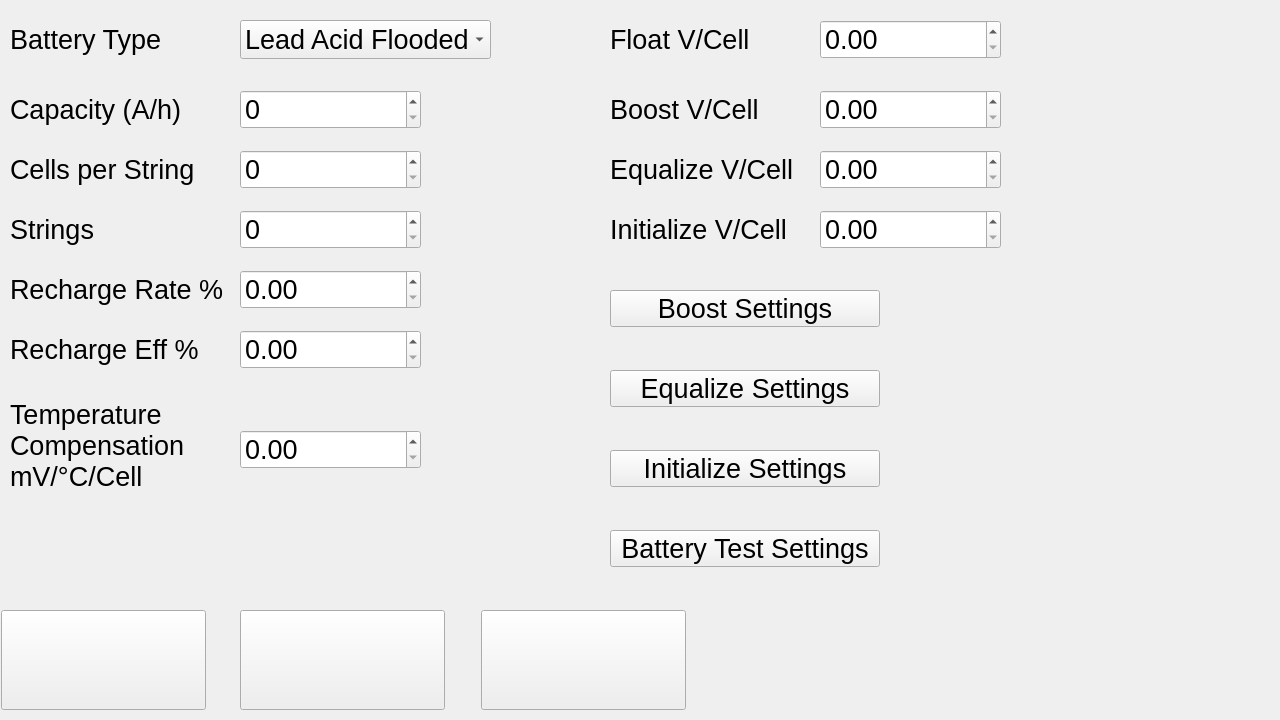
Qt form mainwindow.ui (solarpieter/SP515_Display_2) before a commit.
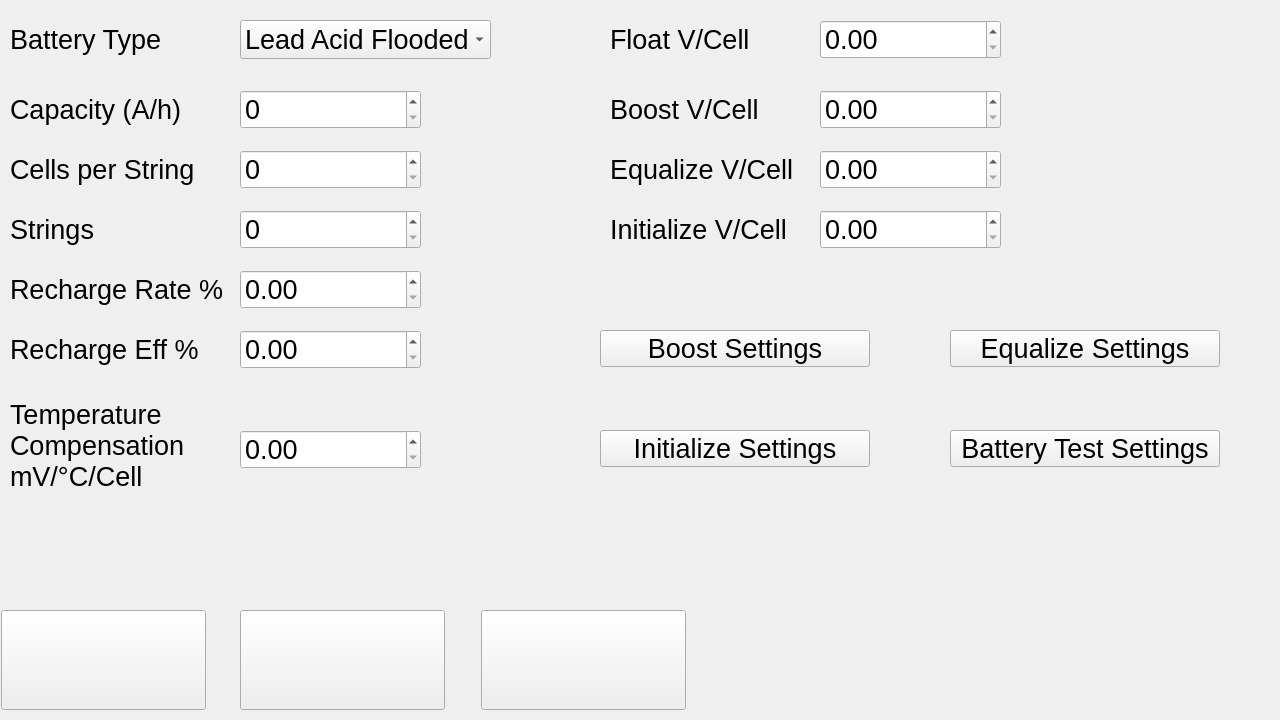
The same form after that commit. The open tabs and pages were chosen to show the change. Icons and pictures are not drawn. Custom widgets are drawn as their Qt base class.

Commit message: Layout change on battery settings page

Patch:
```diff
--- a/mainwindow.ui
+++ b/mainwindow.ui
@@ -2224,9 +2224,9 @@
      <widget class="QLabel" name="label_battery_error">
       <property name="geometry">
        <rect>
-        <x>400</x>
+        <x>429</x>
         <y>80</y>
-        <width>200</width>
+        <width>171</width>
         <height>150</height>
        </rect>
       </property>
@@ -2239,7 +2239,7 @@
        <string/>
       </property>
       <property name="alignment">
-       <set>Qt::AlignmentFlag::AlignLeading|Qt::AlignmentFlag::AlignLeft|Qt::AlignmentFlag::AlignVCenter</set>
+       <set>Qt::AlignmentFlag::AlignLeading|Qt::AlignmentFlag::AlignLeft|Qt::AlignmentFlag::AlignTop</set>
       </property>
       <property name="wordWrap">
        <bool>true</bool>
@@ -2273,7 +2273,7 @@
       <property name="geometry">
        <rect>
         <x>1010</x>
-        <y>80</y>
+        <y>90</y>
         <width>260</width>
         <height>39</height>
        </rect>
@@ -2297,7 +2297,7 @@
       <property name="geometry">
        <rect>
         <x>1010</x>
-        <y>140</y>
+        <y>150</y>
         <width>260</width>
         <height>39</height>
        </rect>
@@ -2321,7 +2321,7 @@
       <property name="geometry">
        <rect>
         <x>1010</x>
-        <y>200</y>
+        <y>210</y>
         <width>260</width>
         <height>39</height>
        </rect>
@@ -2368,8 +2368,8 @@
      <widget class="QPushButton" name="pushButton_8">
       <property name="geometry">
        <rect>
-        <x>610</x>
-        <y>290</y>
+        <x>600</x>
+        <y>330</y>
         <width>270</width>
         <height>37</height>
        </rect>
@@ -2386,8 +2386,8 @@
      <widget class="QPushButton" name="pushButton_9">
       <property name="geometry">
        <rect>
-        <x>610</x>
-        <y>370</y>
+        <x>950</x>
+        <y>330</y>
         <width>270</width>
         <height>37</height>
        </rect>
@@ -2404,8 +2404,8 @@
      <widget class="QPushButton" name="pushButton_10">
       <property name="geometry">
        <rect>
-        <x>610</x>
-        <y>450</y>
+        <x>600</x>
+        <y>430</y>
         <width>270</width>
         <height>37</height>
        </rect>
@@ -2422,8 +2422,8 @@
      <widget class="QPushButton" name="pushButton_11">
       <property name="geometry">
        <rect>
-        <x>610</x>
-        <y>530</y>
+        <x>950</x>
+        <y>430</y>
         <width>270</width>
         <height>37</height>
        </rect>
```
Left out of the diff: 4 changed lines with no effect on the pictures.
